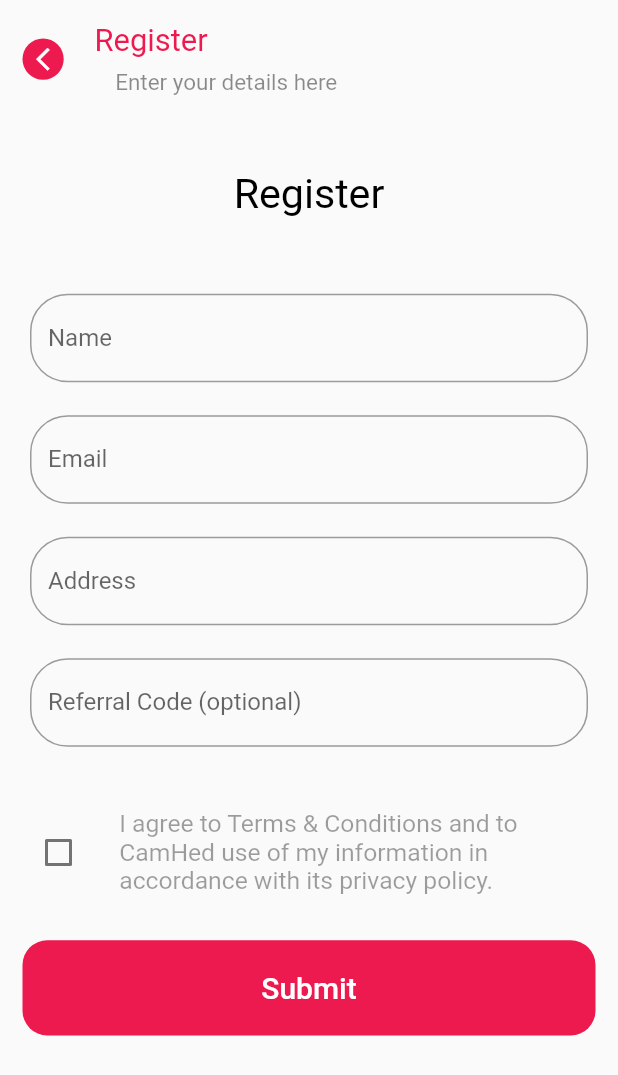
After one commit to Madhav008/camhed, a Flutter app: the ClientRegister screen opened directly, on a phone screen of 412 x 824 dp. The commit adds this screen. Shown: the top 1075 px of the screen. Run offline on Flutter 3.47's test engine with Material 2 defaults, Android fonts, the phone set to English and light mode, and no system bars; our stand-ins replace cloud_firestore, firebase_auth, firebase_core, fluttertoast, otp_text_field; missing offline and left inert: mafos, otp_count_down; accounts and stored records are empty.

Commit message:
Register Forms

```diff
--- /dev/null
+++ b/lib/Client/Pages/Pages/clientRegister.dart
@@ -0,0 +1,208 @@
+import 'package:flutter/material.dart';
+
+class ClientRegister extends StatefulWidget {
+  const ClientRegister({Key key}) : super(key: key);
+
+
+  @override
+
+  _ClientRegisterState createState() => _ClientRegisterState();
+
+}
+
+class _ClientRegisterState extends State<ClientRegister> {
+  bool value = false;
+
+  @override
+  Widget build(BuildContext context) {
+    var height = MediaQuery.of(context).size.height;
+    var width = MediaQuery.of(context).size.width;
+    return Scaffold(
+      appBar: AppBar(
+        toolbarHeight: 0,
+      ),
+      body: SingleChildScrollView(
+        child: Column(
+          children: [
+            Padding(
+              padding: const EdgeInsets.only(top: 15, left: 15),
+              child: Row(
+                children: [
+                  InkWell(
+                    // onTap: () {
+                    //   Navigator.pushReplacement(
+                    //       context,
+                    //       MaterialPageRoute(
+                    //           builder: (context) => StartingPage()));
+                    // },
+                    child: Container(
+                      height: height / 30,
+                      width: height / 30,
+                      decoration: BoxDecoration(
+                          color: Color(0xffED1A4F),
+                          borderRadius: BorderRadius.circular(height / 50)),
+                      child: Icon(
+                        Icons.arrow_back_ios_sharp,
+                        size: height / 45,
+                        color: Colors.white,
+                      ),
+                    ),
+                  ),
+                  SizedBox(
+                    width: width / 20,
+                  ),
+                  Column(
+                    crossAxisAlignment: CrossAxisAlignment.start,
+                    children: [
+                      Text(
+                        "Register",
+                        style: TextStyle(
+                            color: Color(0xffED1A4F),
+                            fontSize: height / 40,
+                            fontWeight: FontWeight.w400),
+                      ),
+                      SizedBox(
+                        height: height / 120,
+                      ),
+                      Row(
+                        children: [
+                          SizedBox(
+                            width: width / 30,
+                          ),
+                          Text(
+                            "Enter your details here",
+                            style: TextStyle(
+                                color: Colors.black45, fontSize: height / 55),
+                          )
+                        ],
+                      )
+                    ],
+                  )
+                ],
+              ),
+            ),
+            Padding(
+              padding: const EdgeInsets.only(top: 50),
+              child: Text("Register",style: TextStyle(color: Colors.black,fontSize: height/30),),
+            ),
+
+            Padding(
+              padding: const EdgeInsets.only(left: 20,right: 20,top: 50),
+              child: Column(
+                crossAxisAlignment: CrossAxisAlignment.start,
+                children: [
+
+                  TextFormField(
+                    onChanged: (value) {
+                      // signInValidator.changeEmail(value);
+                    },
+                    decoration: InputDecoration(
+                      // errorText: signInValidator.email.error,
+                      labelText: "Name",
+                      alignLabelWithHint: false,
+                      helperText: "",
+                      fillColor: Colors.white,
+                      border: new OutlineInputBorder(
+                        borderRadius: new BorderRadius.circular(25.0),
+                        borderSide: new BorderSide(),
+                      ),
+                    ),
+                  ),
+
+                  TextFormField(
+                    onChanged: (value) {
+                      // signInValidator.changeEmail(value);
+                    },
+                    decoration: InputDecoration(
+                      // errorText: signInValidator.email.error,
+                      labelText: "Email",
+                      alignLabelWithHint: false,
+                      helperText: "",
+                      fillColor: Colors.white,
+                      border: new OutlineInputBorder(
+                        borderRadius: new BorderRadius.circular(25.0),
+                        borderSide: new BorderSide(),
+                      ),
+                    ),
+                  ),
+
+                  TextFormField(
+                    onChanged: (value) {
+                      // signInValidator.changeEmail(value);
+                    },
+                    decoration: InputDecoration(
+                      // errorText: signInValidator.email.error,
+                      labelText: "Address",
+                      alignLabelWithHint: false,
+                      helperText: "",
+                      fillColor: Colors.white,
+                      border: new OutlineInputBorder(
+                        borderRadius: new BorderRadius.circular(25.0),
+                        borderSide: new BorderSide(),
+                      ),
+                    ),
+                  ),
+
+                  TextFormField(
+                    onChanged: (value) {
+                      // signInValidator.changeEmail(value);
+                    },
+                    decoration: InputDecoration(
+                      // errorText: signInValidator.email.error,
+                      labelText: "Referral Code (optional)",
+                      alignLabelWithHint: false,
+                      helperText: "",
+                      fillColor: Colors.white,
+                      border: new OutlineInputBorder(
+                        borderRadius: new BorderRadius.circular(25.0),
+                        borderSide: new BorderSide(),
+                      ),
+                    ),
+                  ),
+                ],
+              ),
+            ),
+
+            Padding(
+              padding: const EdgeInsets.only(left: 15,right: 15,top: 20),
+              child: Row(
+                children: [
+                  Checkbox(
+                    value: this.value,
+                    onChanged: (bool value) {
+                      setState(() {
+                        this.value = value;
+                      });
+                    },
+                  ),
+                  SizedBox(width: width/25,),
+                  Expanded(child: Text("I agree to Terms & Conditions and to CamHed use of my information in accordance with its privacy policy.",style: TextStyle(color: Colors.black38,fontSize: height/50),))
+                ],
+              ),
+            ),
+
+            Padding(
+              padding: const EdgeInsets.only(top: 30,left: 15,right: 15),
+              child: Container(
+                height: height / 13,
+                width: width,
+                decoration: BoxDecoration(
+                    color: Color(0xffed1a4f),
+                    borderRadius: BorderRadius.circular(height / 50)),
+                child: Center(
+                    child: Text(
+                      "Submit",
+                      style: TextStyle(
+                          color: Colors.white,
+                          fontWeight: FontWeight.w500,
+                          fontSize: 20),
+                    )),
+              ),
+            ),
+
+          ],
+        ),
+      ),
+    );
+  }
+}
--- a/lib/main.dart
+++ b/lib/main.dart
@@ -1,3 +1,4 @@
+import 'package:camhed/Client/Pages/Pages/clientRegister.dart';
 import 'package:camhed/Client/Pages/splashScreen/SplashScreen.dart';
 import 'package:flutter/material.dart';
 import 'package:firebase_core/firebase_core.dart';
--- /dev/null
+++ b/lib/validatior/signIn_validation.dart
@@ -0,0 +1,55 @@
+import 'package:flutter/cupertino.dart';
+import 'package:mafos/Provider/validatior/validation_item.dart';
+
+class SignInValidation with ChangeNotifier {
+
+  ValidationItem _email = ValidationItem(null, null);
+  ValidationItem _password = ValidationItem(null, null);
+  bool _isApiCallProcess = false;
+
+  bool _isValidEmail(String email) {
+    return RegExp(
+            r'^(([^<>()[\]\\.,;:\s@\"]+(\.[^<>()[\]\\.,;:\s@\"]+)*)|(\".+\"))@((\[[0-9]{1,3}\.[0-9]{1,3}\.[0-9]{1,3}\.[0-9]{1,3}\])|(([a-zA-Z\-0-9]+\.)+[a-zA-Z]{2,}))$')
+        .hasMatch(email);
+  }
+
+  //getter
+
+  ValidationItem get email => _email;
+  ValidationItem get password => _password;
+  bool get isApiCallProcess => _isApiCallProcess;
+
+  bool get isValid {
+    if (_email != null && _password != null) {
+      return true;
+    } else {
+      return false;
+    }
+  }
+  //setter
+
+  void changeEmail(String value) {
+    if (!_isValidEmail(value)) {
+      _email = ValidationItem(null, "Please Enter Valid Email");
+    } else {
+      _email = ValidationItem(value, null);
+    }
+    notifyListeners();
+  }
+
+  void changePassword(String value) {
+    if (value.length >= 6) {
+      _password = ValidationItem(value, null);
+    } else {
+      _password =
+          ValidationItem(null, "Please Enter at least 6 character password");
+    }
+
+    notifyListeners();
+  }
+
+  void setApiCall() {
+    _isApiCallProcess = !_isApiCallProcess;
+    notifyListeners();
+  }
+}
--- /dev/null
+++ b/lib/validatior/validation_item.dart
@@ -0,0 +1,5 @@
+class ValidationItem {
+  final String value;
+  final String error;
+  ValidationItem(this.value, this.error,);
+}
--- a/pubspec.yaml
+++ b/pubspec.yaml
@@ -32,6 +32,7 @@ dependencies:
   flutter_progress_hud: ^2.0.0
   otp_text_field: ^1.1.1
   otp_count_down: ^1.0.6
+  provider: ^5.0.0
 
 dev_dependencies:
   flutter_test:
```
Also changed, not shown: lib/validatior/Progress.aHUD.dart (added, +42 -0 lines), lib/validatior/signup_validation.dart (added, +90 -0 lines), pubspec.lock.
